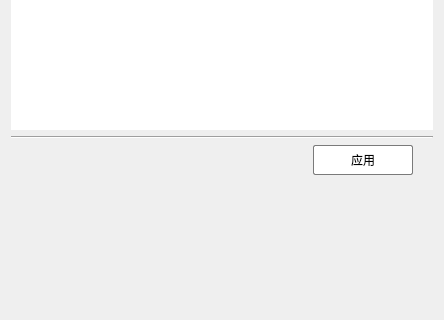
The window that src/FormPostprocessing.ui (Aiopr-bits/MAVES) describes before a commit, drawn with Qt 5; both pictures show x 0 to 444 and y 278 to 598 of the 444 by 712 pixel window.
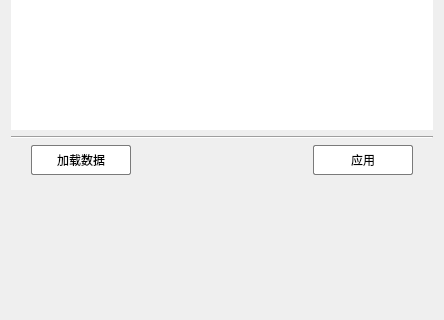
The same window after the commit. Icons and pictures are not drawn. Custom widgets are drawn as their Qt base class.

Commit message: feat:后处理页面新加加载后处理数据功能

The edit to the form file:
```diff
--- a/src/FormPostprocessing.ui
+++ b/src/FormPostprocessing.ui
@@ -707,6 +707,57 @@
      </item>
      <item>
       <layout class="QHBoxLayout" name="horizontalLayout_4">
+       <item>
+        <spacer name="horizontalSpacer_5">
+         <property name="orientation">
+          <enum>Qt::Horizontal</enum>
+         </property>
+         <property name="sizeType">
+          <enum>QSizePolicy::Fixed</enum>
+         </property>
+         <property name="sizeHint" stdset="0">
+          <size>
+           <width>20</width>
+           <height>20</height>
+          </size>
+         </property>
+        </spacer>
+       </item>
+       <item>
+        <widget class="QPushButton" name="pushButton_10">
+         <property name="minimumSize">
+          <size>
+           <width>100</width>
+           <height>30</height>
+          </size>
+         </property>
+         <property name="maximumSize">
+          <size>
+           <width>16777215</width>
+           <height>30</height>
+          </size>
+         </property>
+         <property name="styleSheet">
+          <string notr="true">QPushButton {
+    background-color: rgb(255, 255, 255); /* 背景色 */
+    border: 1px solid rgb(122, 122, 122); /* 边框色 */
+    border-radius: 2px; /* 圆润边框 */
+}
+
+QPushButton:hover {
+    background-color: rgb(242, 242, 242); /* 鼠标悬浮背景色 */
+}
+
+QPushButton:pressed {
+    background-color: rgb(235, 235, 235); /* 鼠标点击背景色 */
+}
+</string>
+         </property>
+         <property name="text">
+          <string>加载数据</string>
+         </property>
+        </widget>
+       </item>
        <item>
         <spacer name="horizontalSpacer_3">
          <property name="orientation">
```
The commit also changes 4 other files.
